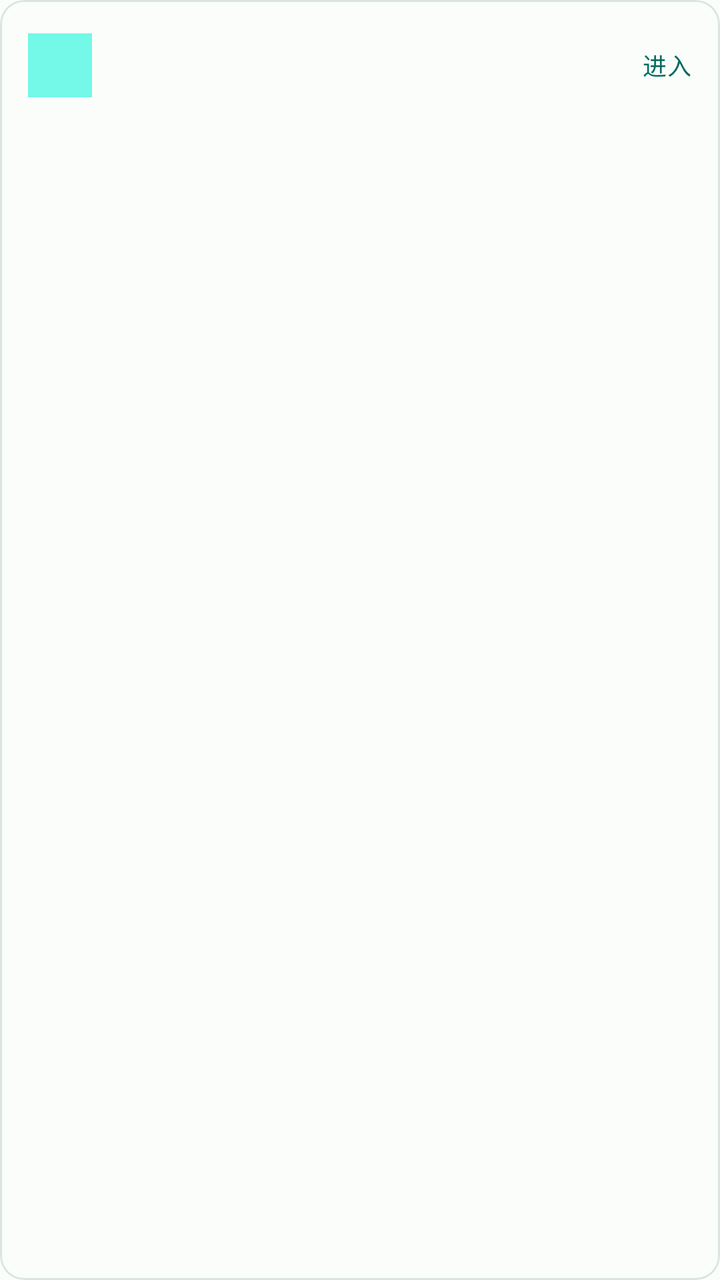
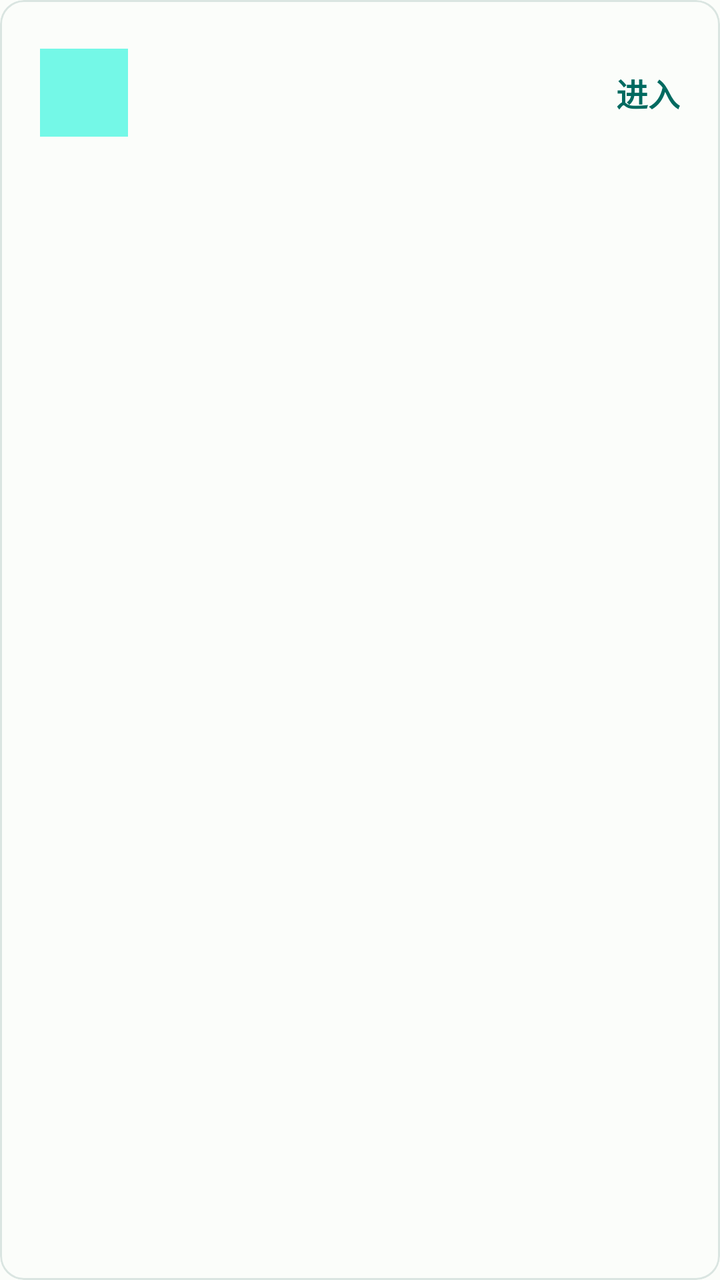

An Android layout rendered at two revisions. The XML below is the earlier revision; the diff shows what the commit changed to produce the second picture.
<!-- AndroidManifest.xml: application theme Theme.AudioDecodeTestApp -->
<!-- res/layout/item_playback_engine.xml -->
<?xml version="1.0" encoding="utf-8"?>
<com.google.android.material.card.MaterialCardView xmlns:android="http://schemas.android.com/apk/res/android"
    xmlns:app="http://schemas.android.com/apk/res-auto"
    android:layout_width="match_parent"
    android:layout_height="wrap_content"
    android:layout_margin="6dp"
    android:clickable="true"
    android:focusable="true"
    app:cardBackgroundColor="@color/surface"
    app:cardElevation="0dp"
    app:rippleColor="@color/primary_container"
    app:strokeColor="@color/surface_variant"
    app:strokeWidth="1dp">

    <LinearLayout
        android:layout_width="match_parent"
        android:layout_height="wrap_content"
        android:gravity="center_vertical"
        android:orientation="horizontal"
        android:padding="14dp">

        <TextView
            android:id="@+id/engine_index"
            android:layout_width="32dp"
            android:layout_height="32dp"
            android:background="@color/primary_container"
            android:gravity="center"
            android:textAppearance="?attr/textAppearanceLabelLarge"
            android:textColor="@color/on_primary_container" />

        <LinearLayout
            android:layout_width="0dp"
            android:layout_height="wrap_content"
            android:layout_marginStart="12dp"
            android:layout_weight="1"
            android:orientation="vertical">

            <TextView
                android:id="@+id/engine_title"
                android:layout_width="match_parent"
                android:layout_height="wrap_content"
                android:textAppearance="?attr/textAppearanceTitleSmall"
                android:textColor="@color/on_surface" />

            <TextView
                android:id="@+id/engine_subtitle"
                android:layout_width="match_parent"
                android:layout_height="wrap_content"
                android:layout_marginTop="2dp"
                android:textAppearance="?attr/textAppearanceBodySmall"
                android:textColor="@color/on_surface_variant" />
        </LinearLayout>

        <TextView
            android:id="@+id/engine_action"
            android:layout_width="wrap_content"
            android:layout_height="wrap_content"
            android:layout_marginStart="8dp"
            android:text="@string/detail_action_enter"
            android:textAppearance="?attr/textAppearanceLabelMedium"
            android:textColor="@color/primary" />
    </LinearLayout>
</com.google.android.material.card.MaterialCardView>
<!-- resources referenced by this layout -->
<resources>
  <color name="on_primary_container">#00201C</color>
  <color name="on_surface">#191C1B</color>
  <color name="on_surface_variant">#3F4947</color>
  <color name="primary">#006A60</color>
  <color name="primary_container">#74F8E7</color>
  <color name="surface">#FBFDFA</color>
  <color name="surface_variant">#DAE5E1</color>
  <string name="detail_action_enter">进入</string>
  <style name="Theme.AudioDecodeTestApp" parent="Theme.Material3.DayNight.NoActionBar">
          <item name="colorPrimary">@color/primary</item>
          <item name="colorOnPrimary">@color/on_primary</item>
          <item name="colorPrimaryContainer">@color/primary_container</item>
          <item name="colorOnPrimaryContainer">@color/on_primary_container</item>
          <item name="colorSecondary">@color/secondary</item>
          <item name="colorOnSecondary">@color/on_secondary</item>
          <item name="android:colorBackground">@color/background</item>
          <item name="colorOnBackground">@color/on_background</item>
          <item name="colorSurface">@color/surface</item>
          <item name="colorOnSurface">@color/on_surface</item>
          <item name="colorSurfaceVariant">@color/surface_variant</item>
          <item name="colorOnSurfaceVariant">@color/on_surface_variant</item>
          <item name="android:statusBarColor">@color/primary</item>
      </style>
  <color name="on_primary">#FFFFFF</color>
  <color name="secondary">#4A635F</color>
  <color name="on_secondary">#FFFFFF</color>
  <color name="background">#FBFDFA</color>
  <color name="on_background">#191C1B</color>
</resources>

<!-- the commit's change to res/layout/item_playback_engine.xml (unified diff, before → after) -->
@@ -3,7 +3,7 @@
     xmlns:app="http://schemas.android.com/apk/res-auto"
     android:layout_width="match_parent"
     android:layout_height="wrap_content"
-    android:layout_margin="6dp"
+    android:layout_margin="@dimen/card_margin"
     android:clickable="true"
     android:focusable="true"
     app:cardBackgroundColor="@color/surface"
@@ -17,21 +17,22 @@
         android:layout_height="wrap_content"
         android:gravity="center_vertical"
         android:orientation="horizontal"
-        android:padding="14dp">
+        android:padding="@dimen/card_padding">
 
         <TextView
             android:id="@+id/engine_index"
-            android:layout_width="32dp"
-            android:layout_height="32dp"
+            android:layout_width="44dp"
+            android:layout_height="44dp"
             android:background="@color/primary_container"
             android:gravity="center"
-            android:textAppearance="?attr/textAppearanceLabelLarge"
-            android:textColor="@color/on_primary_container" />
+            android:textColor="@color/on_primary_container"
+            android:textSize="@dimen/text_title_small"
+            android:textStyle="bold" />
 
         <LinearLayout
             android:layout_width="0dp"
             android:layout_height="wrap_content"
-            android:layout_marginStart="12dp"
+            android:layout_marginStart="16dp"
             android:layout_weight="1"
             android:orientation="vertical">
 
@@ -39,25 +40,27 @@
                 android:id="@+id/engine_title"
                 android:layout_width="match_parent"
                 android:layout_height="wrap_content"
-                android:textAppearance="?attr/textAppearanceTitleSmall"
-                android:textColor="@color/on_surface" />
+                android:textColor="@color/on_surface"
+                android:textSize="@dimen/text_title_small"
+                android:textStyle="bold" />
 
             <TextView
                 android:id="@+id/engine_subtitle"
                 android:layout_width="match_parent"
                 android:layout_height="wrap_content"
-                android:layout_marginTop="2dp"
-                android:textAppearance="?attr/textAppearanceBodySmall"
-                android:textColor="@color/on_surface_variant" />
+                android:layout_marginTop="4dp"
+                android:textColor="@color/on_surface_variant"
+                android:textSize="@dimen/text_body_small" />
         </LinearLayout>
 
         <TextView
             android:id="@+id/engine_action"
             android:layout_width="wrap_content"
             android:layout_height="wrap_content"
-            android:layout_marginStart="8dp"
+            android:layout_marginStart="12dp"
             android:text="@string/detail_action_enter"
-            android:textAppearance="?attr/textAppearanceLabelMedium"
-            android:textColor="@color/primary" />
+            android:textColor="@color/primary"
+            android:textSize="@dimen/text_body_small"
+            android:textStyle="bold" />
     </LinearLayout>
 </com.google.android.material.card.MaterialCardView>
<!-- resource entries referenced after the edit -->
@@ -7,6 +7,10 @@
   <color name="primary_container">#74F8E7</color>
   <color name="surface">#FBFDFA</color>
   <color name="surface_variant">#DAE5E1</color>
+  <dimen name="card_margin">9dp</dimen>
+  <dimen name="card_padding">20dp</dimen>
+  <dimen name="text_body_small">16sp</dimen>
+  <dimen name="text_title_small">20sp</dimen>
   <string name="detail_action_enter">进入</string>
   <style name="Theme.AudioDecodeTestApp" parent="Theme.Material3.DayNight.NoActionBar">
           <item name="colorPrimary">@color/primary</item>
@@ -22,6 +26,8 @@
           <item name="colorSurfaceVariant">@color/surface_variant</item>
           <item name="colorOnSurfaceVariant">@color/on_surface_variant</item>
           <item name="android:statusBarColor">@color/primary</item>
+          <item name="android:navigationBarColor">@color/surface</item>
+          <item name="android:windowLightNavigationBar">true</item>
       </style>
   <color name="on_primary">#FFFFFF</color>
   <color name="secondary">#4A635F</color>
